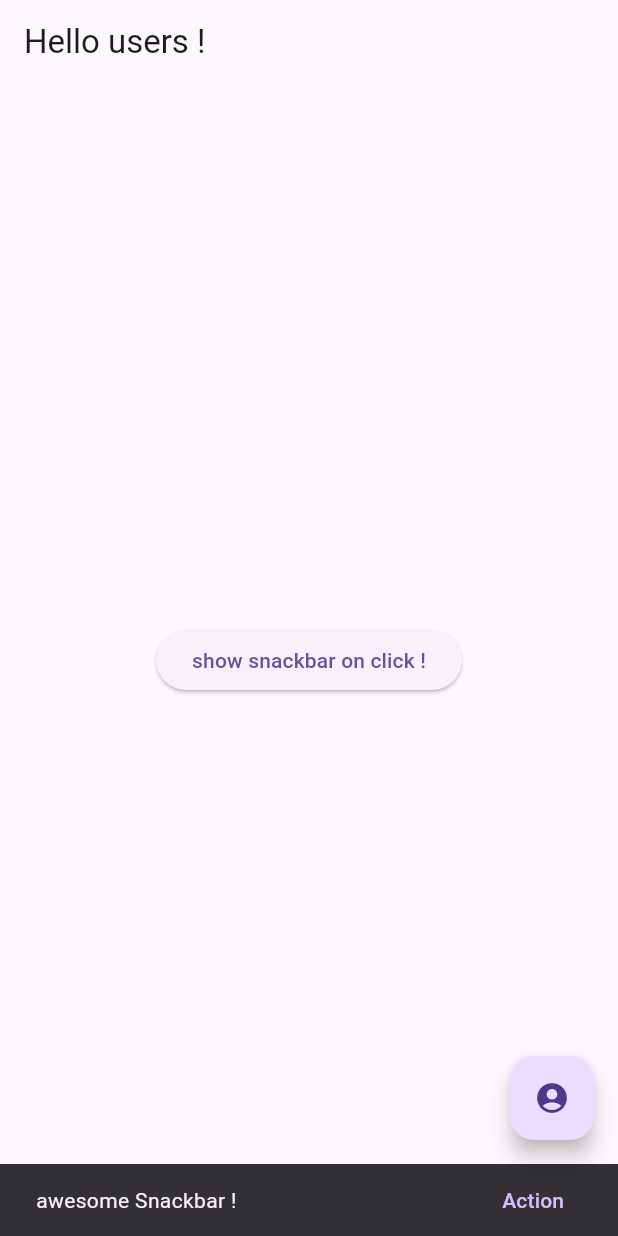
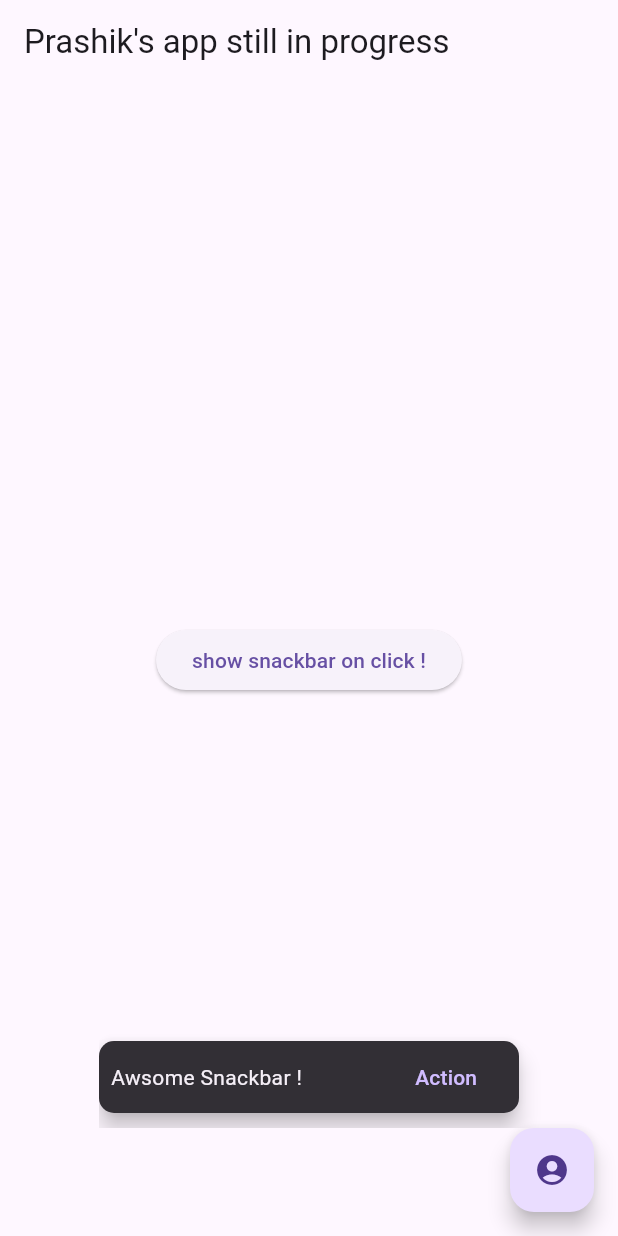
Before and after one commit to PrashikWankhadeSCOE/Flutter_Udemy, a Flutter app: the screen it shows after launch, after a tap on "show snackbar on click !", on a phone screen of 412 x 824 dp. Run offline on Flutter 3.47's test engine with Material 3 defaults, Android fonts, the phone set to English and light mode, and no system bars.

Commit message:
Floating Snackbar

```diff
--- a/02_Flutter/lib/main.dart
+++ b/02_Flutter/lib/main.dart
@@ -13,7 +13,7 @@ class MyApp extends StatelessWidget {
     return MaterialApp(
         debugShowCheckedModeBanner: false,
         home: Scaffold(
-          appBar: AppBar(title: const Text('Hello users !')),
+          appBar: AppBar(title: const Text("Prashik's app still in progress")),
           body: const Center(
             child: SnackBarExample(),
           ),
@@ -47,6 +47,8 @@ class TooltipSample extends StatelessWidget {
   }
 }
 
+//? Floating SnackBar
+
 class SnackBarExample extends StatelessWidget {
   const SnackBarExample({super.key});
   @override
@@ -56,10 +58,20 @@ class SnackBarExample extends StatelessWidget {
       onPressed: () {
         ScaffoldMessenger.of(context).showSnackBar(
           SnackBar(
-            content: const Text('awesome Snackbar !'),
+            // content: const Text('awesome Snackbar !'),
             action: SnackBarAction(
               label: 'Action',
-              onPressed: () {},
+              onPressed: () {
+                //!code you want to execute on click of Action
+              },
+            ),
+            content: const Text('Awsome Snackbar !'),
+            duration: const Duration(seconds: 1),
+            width: 280,
+            padding: const EdgeInsets.symmetric(horizontal: 8.0),
+            behavior: SnackBarBehavior.floating,
+            shape: RoundedRectangleBorder(
+              borderRadius: BorderRadius.circular(10.0),
             ),
           ),
         );
```
